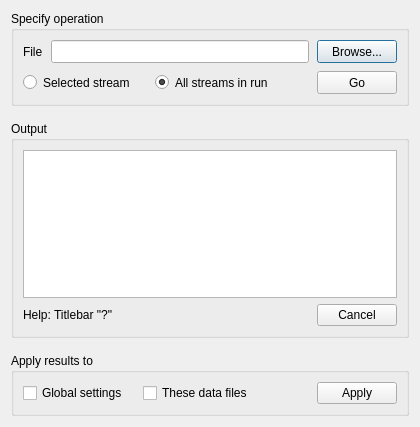
The window that Forms/CalSRateDlg.ui (billkarsh/SpikeGLX) describes before a commit, drawn with Qt 5.
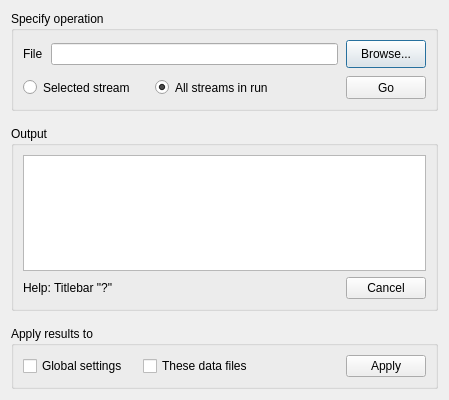
The same window after the commit.

```diff
--- a/Forms/CalSRateDlg.ui
+++ b/Forms/CalSRateDlg.ui
@@ -9,8 +9,8 @@
    <rect>
     <x>0</x>
     <y>0</y>
-    <width>420</width>
-    <height>427</height>
+    <width>449</width>
+    <height>400</height>
    </rect>
   </property>
   <property name="sizePolicy">
@@ -59,7 +59,7 @@
         <item>
          <widget class="QLineEdit" name="fileLE">
           <property name="sizePolicy">
-           <sizepolicy hsizetype="Expanding" vsizetype="Preferred">
+           <sizepolicy hsizetype="Expanding" vsizetype="Fixed">
             <horstretch>0</horstretch>
             <verstretch>0</verstretch>
            </sizepolicy>
@@ -67,7 +67,7 @@
           <property name="minimumSize">
            <size>
             <width>0</width>
-            <height>23</height>
+            <height>22</height>
            </size>
           </property>
          </widget>
@@ -83,7 +83,7 @@
           <property name="minimumSize">
            <size>
             <width>0</width>
-            <height>23</height>
+            <height>28</height>
            </size>
           </property>
           <property name="text">
```
